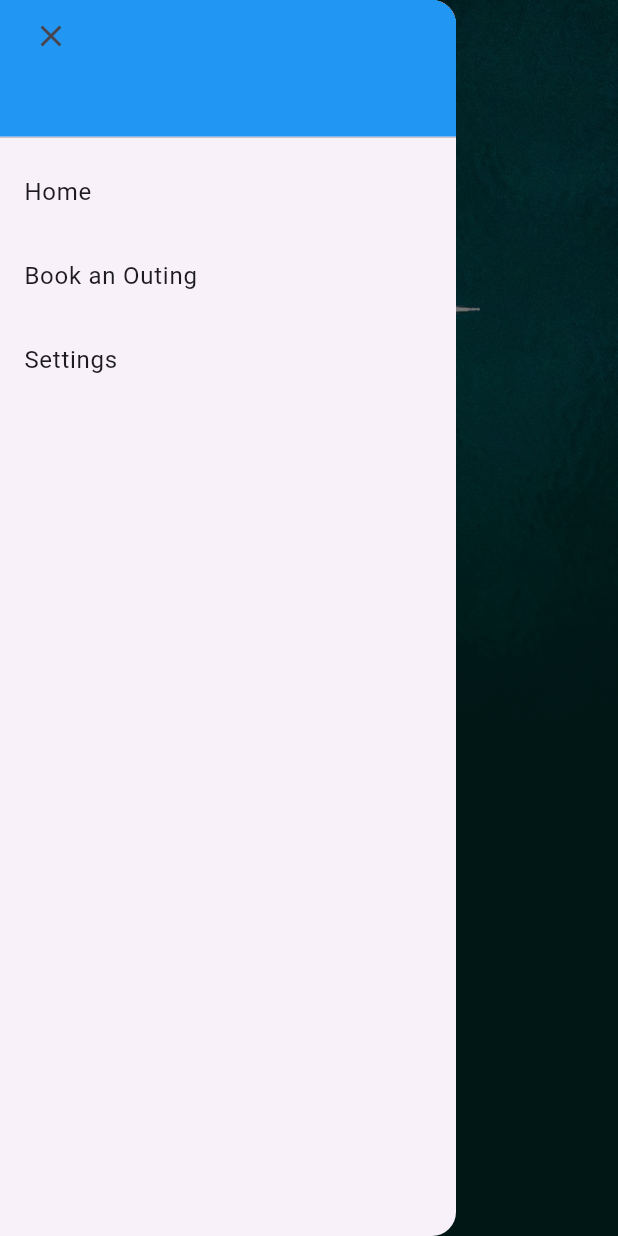
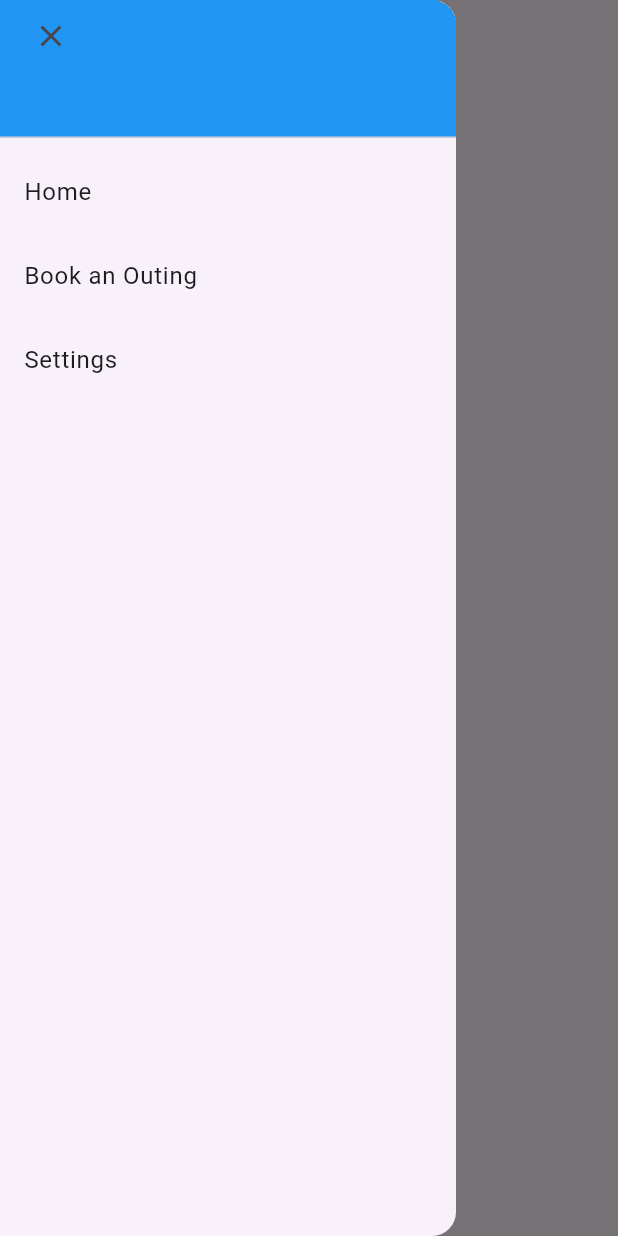
Before and after one commit to Tommyd27/roweather, a Flutter app: the SettingsPage screen opened directly, with the side drawer open, on a phone screen of 412 x 824 dp. Run offline on Flutter 3.47's test engine with Material 3 defaults, Android fonts, the phone set to English and light mode, and no system bars; our stand-ins replace table_calendar.

Commit message:
idk anymore settings aint working

```diff
--- a/roweather/lib/pages/settings.dart
+++ b/roweather/lib/pages/settings.dart
@@ -25,32 +25,6 @@ class _SettingsPageState extends State<SettingsPage> {
       key: scaffoldKey,
       drawer: Sidebar(),
       body: Stack(children: <Widget>[
-          Container(
-            width: double.infinity,
-            decoration: const BoxDecoration(
-              image: DecorationImage(
-                image: AssetImage("assets/sculling-cropped.png"),
-                fit: BoxFit.fitWidth,
-                alignment: Alignment.topCenter,
-              ),
-            ),
-            height: 600,
-          ),
-          Container(
-          decoration: const BoxDecoration(
-              color: Colors.white,
-              gradient: LinearGradient(
-                  begin: FractionalOffset.topCenter,
-                  end: FractionalOffset.bottomCenter,
-                  colors: [
-                    Color(0x00003330),
-                    Color(0xFF003330),
-                  ],
-                  stops: [
-                    0.3,
-                    0.6,
-                  ])),
-        ),
         Positioned(
           left: 10,
           top: 20,
```
Also changed, not shown: roweather/lib/pages/MyHomePage.dart (+2 -50 lines), 1 other file.
